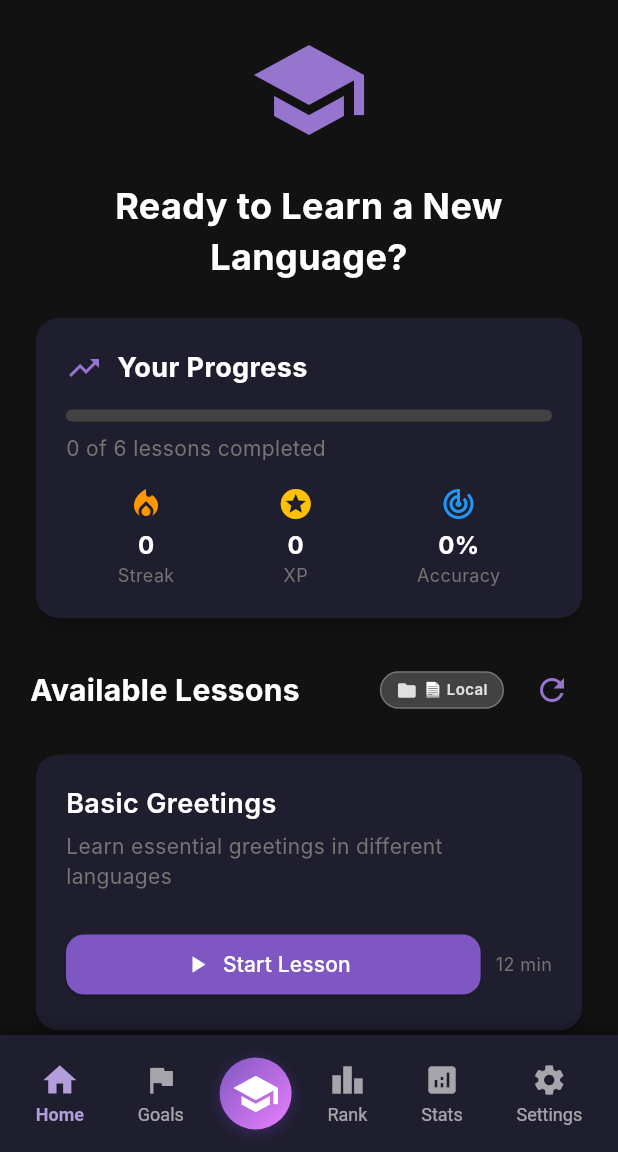
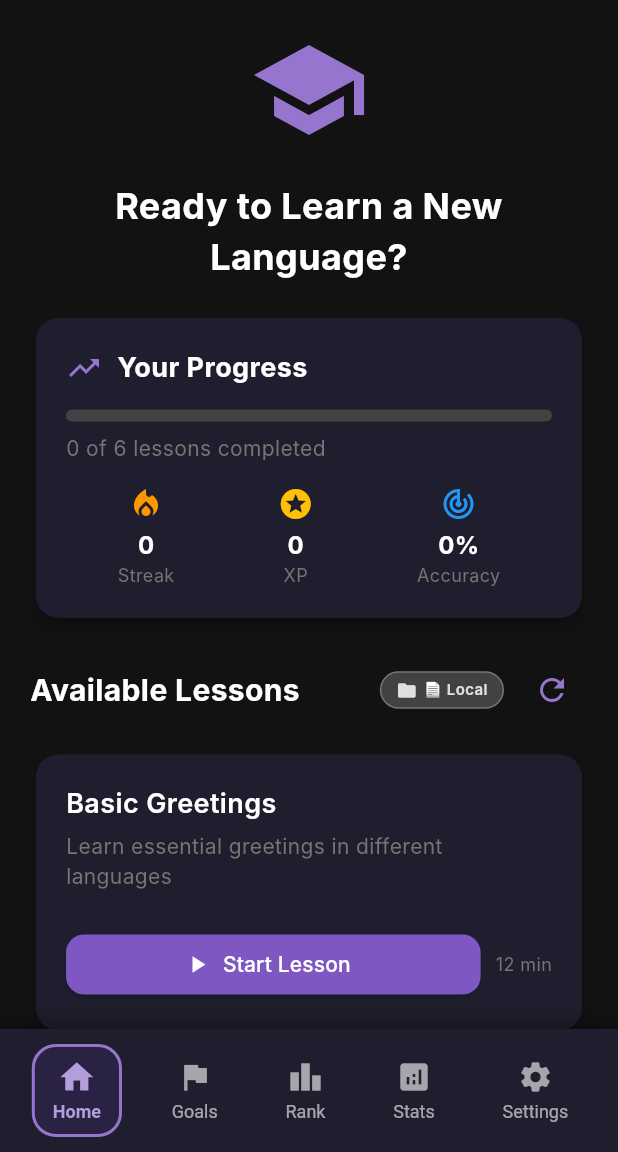
Before and after one commit to born71/edu-lingo, a Flutter app: the MainLayout screen opened by its route, on a phone screen of 412 x 824 dp, the part 84-1236 px from its top. Run offline on Flutter 3.47's test engine with Material 3 defaults, Android fonts, the phone set to English and light mode, and no system bars; our stand-ins replace firebase_auth, firebase_core, loading_animation_widget, shared_preferences; accounts and stored records are empty; network calls fail; Roboto replaces fonts that are missing (Inter).

Commit message:
add growing border app bar

```diff
--- a/lib/widgets/main_layout.dart
+++ b/lib/widgets/main_layout.dart
@@ -143,33 +143,7 @@ class _MainLayoutState extends State<MainLayout> with TickerProviderStateMixin {
               label: 'Goals',
               index: 1,
             ),
-            // Logo in center - tap for lessons
-            GestureDetector(
-              onTap: _showLessonSelection,
-              child: Container(
-                padding: const EdgeInsets.all(8),
-                decoration: BoxDecoration(
-                  gradient: LinearGradient(
-                    colors: [Colors.deepPurple.shade400, Colors.purpleAccent.shade100],
-                    begin: Alignment.topLeft,
-                    end: Alignment.bottomRight,
-                  ),
-                  shape: BoxShape.circle,
-                  boxShadow: [
-                    BoxShadow(
-                      color: Colors.deepPurple.withOpacity(0.4),
-                      blurRadius: 8,
-                      offset: const Offset(0, 2),
-                    ),
-                  ],
-                ),
-                child: const Icon(
-                  Icons.school,
-                  color: Colors.white,
-                  size: 32,
-                ),
-              ),
-            ),
+
             _buildNavItem(
               icon: Icons.leaderboard,
               label: 'Rank',
@@ -201,8 +175,17 @@ class _MainLayoutState extends State<MainLayout> with TickerProviderStateMixin {
     return GestureDetector(
       onTap: () => _switchTab(index),
       child: AnimatedContainer(
-        duration: const Duration(milliseconds: 200),
+        duration: const Duration(milliseconds: 300),
+        curve: Curves.easeOutCubic,
         padding: const EdgeInsets.symmetric(vertical: 8, horizontal: 12),
+        decoration: BoxDecoration(
+          borderRadius: BorderRadius.circular(16),
+          border: Border.all(
+            color: isActive ? Colors.deepPurple.shade300 : Colors.transparent,
+            width: isActive ? 2.0 : 0.0,
+          ),
+          color: isActive ? Colors.deepPurple.withOpacity(0.15) : Colors.transparent,
+        ),
         child: Column(
           mainAxisSize: MainAxisSize.min,
           children: [
```
